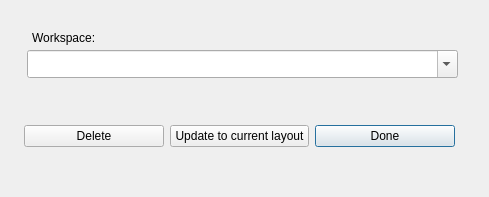
Old version of the form Dialogs/workspacedlg.ui in the repository towhee/Winnow64.
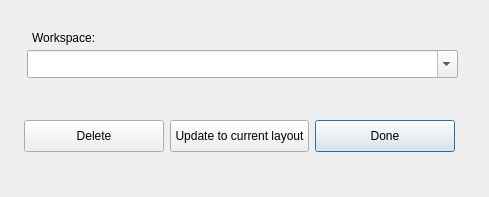
New version of the form.

What changed in the file:
```diff
--- a/Dialogs/workspacedlg.ui
+++ b/Dialogs/workspacedlg.ui
@@ -72,6 +72,24 @@
    <layout class="QHBoxLayout" name="horizontalLayout">
     <item>
      <widget class="QPushButton" name="deleteBtn">
+      <property name="sizePolicy">
+       <sizepolicy hsizetype="Minimum" vsizetype="Minimum">
+        <horstretch>0</horstretch>
+        <verstretch>0</verstretch>
+       </sizepolicy>
+      </property>
+      <property name="minimumSize">
+       <size>
+        <width>0</width>
+        <height>32</height>
+       </size>
+      </property>
+      <property name="maximumSize">
+       <size>
+        <width>16777215</width>
+        <height>32</height>
+       </size>
+      </property>
       <property name="text">
        <string>Delete</string>
       </property>
@@ -79,6 +97,24 @@
     </item>
     <item>
      <widget class="QPushButton" name="reassignBtn">
+      <property name="sizePolicy">
+       <sizepolicy hsizetype="Preferred" vsizetype="Minimum">
+        <horstretch>0</horstretch>
+        <verstretch>0</verstretch>
+       </sizepolicy>
+      </property>
+      <property name="minimumSize">
+       <size>
+        <width>0</width>
+        <height>32</height>
+       </size>
+      </property>
+      <property name="maximumSize">
+       <size>
+        <width>16777215</width>
+        <height>32</height>
+       </size>
+      </property>
       <property name="text">
        <string>Update to current layout</string>
       </property>
@@ -86,6 +122,24 @@
     </item>
     <item>
      <widget class="QPushButton" name="doneBtn">
+      <property name="sizePolicy">
+       <sizepolicy hsizetype="Minimum" vsizetype="Minimum">
+        <horstretch>0</horstretch>
+        <verstretch>0</verstretch>
+       </sizepolicy>
+      </property>
+      <property name="minimumSize">
+       <size>
+        <width>0</width>
+        <height>32</height>
+       </size>
+      </property>
+      <property name="maximumSize">
+       <size>
+        <width>16777215</width>
+        <height>32</height>
+       </size>
+      </property>
       <property name="text">
        <string>Done</string>
       </property>
```
